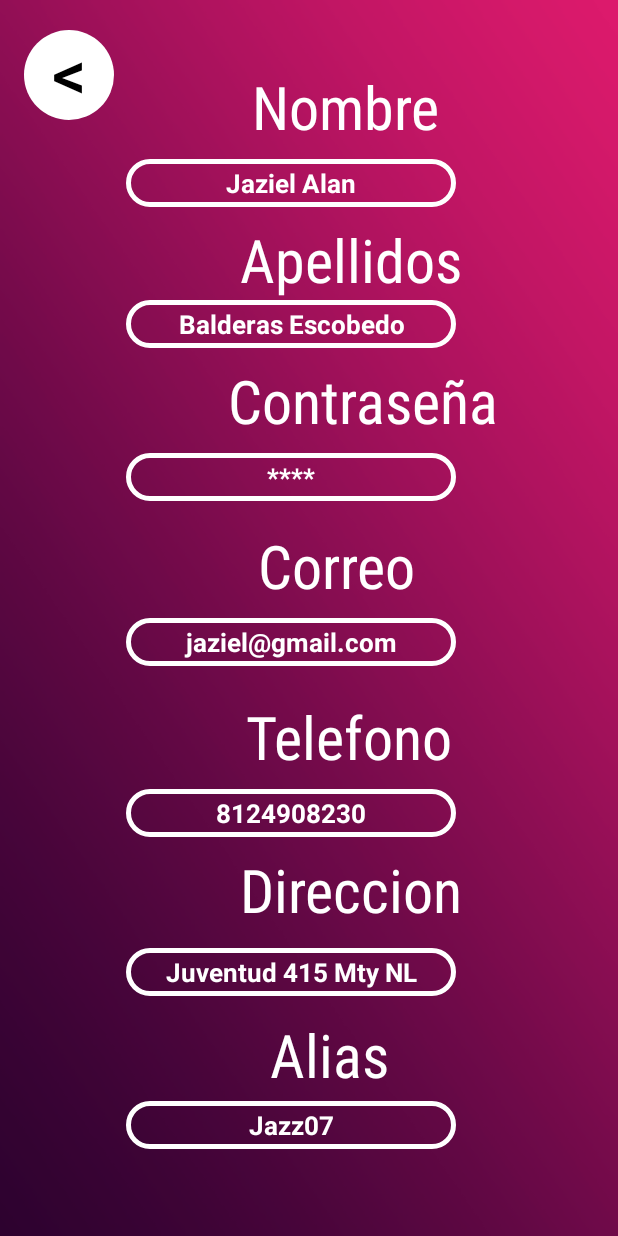
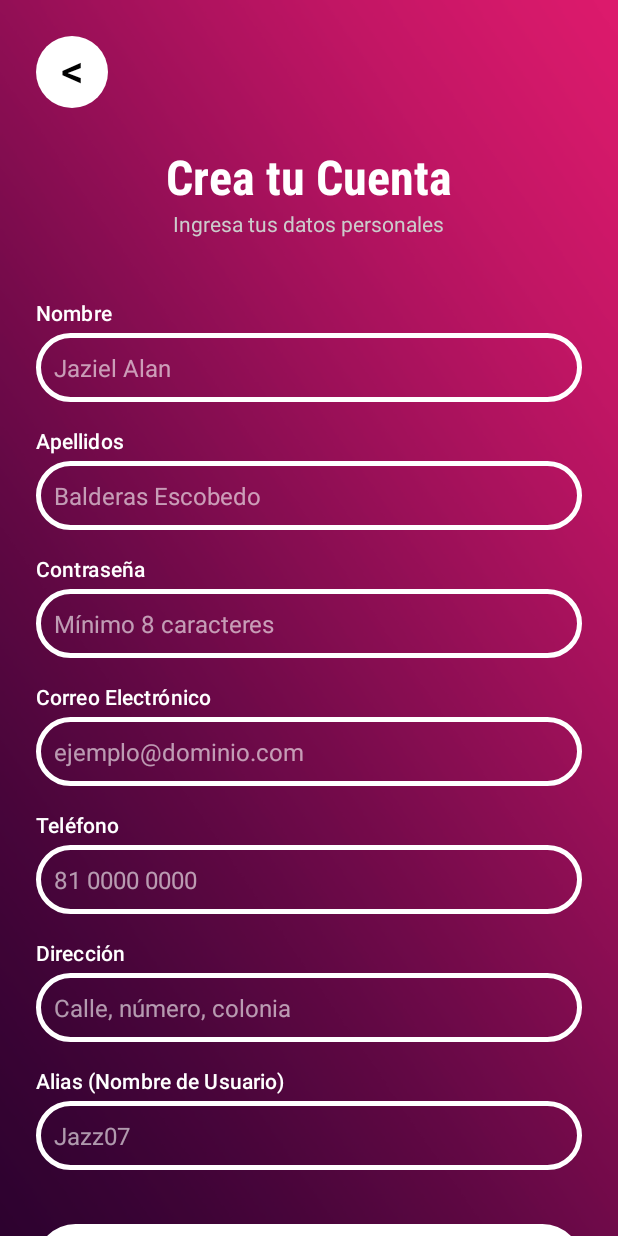
Before and after one commit to Jaziel-Balderas/PSM, an Android app: the RegisterActivity screen opened directly, with no data from a screen before it, on a phone screen of 412 x 824 dp. Run offline under Robolectric (Android 15) with nearby library versions, the phone set to English and light mode, and no system bars.

Commit message:
REGISTER Y LOGIN

```diff
--- a/app/src/main/java/com/example/psm/RegisterActivity.kt
+++ b/app/src/main/java/com/example/psm/RegisterActivity.kt
@@ -1,6 +1,8 @@
 package com.example.psm
 
+import android.content.Intent
 import android.os.Bundle
+import android.widget.Button
 import androidx.activity.enableEdgeToEdge
 import androidx.appcompat.app.AppCompatActivity
 import androidx.core.view.ViewCompat
@@ -16,5 +18,11 @@ class RegisterActivity : AppCompatActivity() {
             v.setPadding(systemBars.left, systemBars.top, systemBars.right, systemBars.bottom)
             insets
         }
+        val btnBack: Button = findViewById(R.id.back_buttonLoginReg)
+        btnBack.setOnClickListener {
+            val intent: Intent = Intent(this, MainActivity::class.java)
+            startActivity(intent)
+            overridePendingTransition(R.anim.fade_in, R.anim.fade_out);
+        }
     }
 }
--- a/app/src/main/res/layout/activity_register.xml
+++ b/app/src/main/res/layout/activity_register.xml
@@ -8,260 +8,223 @@
     android:background="@drawable/fondo"
     tools:context=".RegisterActivity">
 
-
-    <!-- Nombre -->
+    <ScrollView
+        android:layout_width="match_parent"
+        android:layout_height="match_parent"
+        app:layout_constraintTop_toTopOf="parent"
+        app:layout_constraintBottom_toBottomOf="parent"
+        app:layout_constraintStart_toStartOf="parent"
+        app:layout_constraintEnd_toEndOf="parent"
+        android:scrollbars="none"> <LinearLayout
+        android:layout_width="match_parent"
+        android:layout_height="wrap_content"
+        android:orientation="vertical"
+        android:paddingHorizontal="24dp"
+        android:paddingTop="16dp"
+        android:paddingBottom="40dp">
 
         <Button
-        android:id="@+id/back_buttonLogin"
-        android:layout_width="60dp"
-        android:layout_height="60dp"
-        android:layout_marginStart="16dp"
-        android:layout_marginTop="20dp"
+            android:id="@+id/back_buttonLoginReg"
+            android:layout_width="48dp"
+            android:layout_height="48dp"
+            android:layout_marginTop="8dp"
+            android:layout_gravity="start"
             android:background="@drawable/back_button"
             android:gravity="center"
             android:includeFontPadding="false"
             android:padding="0dp"
             android:text="@string/Flecha"
             android:textColor="@color/black"
-        android:textSize="45sp"
-        app:backgroundTint="@color/boton_background"
-        app:layout_constraintStart_toStartOf="parent"
-        app:layout_constraintTop_toTopOf="parent" />
+            android:textSize="30sp"
+            app:backgroundTint="@color/boton_background" />
+
+        <TextView
+            android:layout_width="wrap_content"
+            android:layout_height="wrap_content"
+            android:layout_marginTop="24dp"
+            android:layout_gravity="center_horizontal"
+            android:text="Crea tu Cuenta"
+            android:textColor="@color/white"
+            android:textSize="32sp"
+            android:textStyle="bold"
+            android:fontFamily="sans-serif-condensed" />
+
+        <TextView
+            android:layout_width="wrap_content"
+            android:layout_height="wrap_content"
+            android:layout_gravity="center_horizontal"
+            android:layout_marginBottom="24dp"
+            android:text="Ingresa tus datos personales"
+            android:textColor="#CCCCCC"
+            android:textSize="14sp" />
+
 
         <TextView
             android:id="@+id/textName"
+            style="@style/TextAppearance.MaterialComponents.Subtitle2"
             android:layout_width="wrap_content"
             android:layout_height="wrap_content"
-        android:layout_marginStart="168dp"
-        android:layout_marginTop="44dp"
-        android:fontFamily="sans-serif-condensed"
+            android:layout_marginTop="16dp"
             android:text="Nombre"
-        android:textColor="@color/white"
-        android:textSize="60px"
-        app:layout_constraintStart_toStartOf="parent"
-        app:layout_constraintTop_toTopOf="parent" />
-
-    <!-- Apellidos -->
+            android:textColor="@color/white" />
 
         <EditText
             android:id="@+id/NameBox"
-        android:layout_width="wrap_content"
+            android:layout_width="match_parent"
             android:layout_height="wrap_content"
-        android:layout_marginStart="84dp"
-        android:layout_marginTop="8dp"
+            android:layout_marginTop="4dp"
             android:background="@drawable/edittext_diseno"
-        android:gravity="center"
             android:hint="Jaziel Alan"
-        android:inputType="text"
-        android:padding="4dp"
-        android:textAlignment="center"
-        android:textColorHint="@color/white"
-        android:ems="11"
-        android:textSize="0.11in"
-        android:textStyle="bold"
-        app:layout_constraintStart_toStartOf="parent"
-        app:layout_constraintTop_toBottomOf="@id/textName" />
+            android:inputType="textPersonName|textCapWords"
+            android:padding="12dp"
+            android:textColorHint="#99FFFFFF"
+            android:textSize="16sp"
+            android:nextFocusDown="@id/LastNameBox" />
 
         <TextView
             android:id="@+id/textLastName"
+            style="@style/TextAppearance.MaterialComponents.Subtitle2"
             android:layout_width="wrap_content"
             android:layout_height="wrap_content"
-        android:layout_marginStart="160dp"
-        android:layout_marginTop="8dp"
-        android:fontFamily="sans-serif-condensed"
+            android:layout_marginTop="16dp"
             android:text="Apellidos"
-        android:textColor="@color/white"
-        android:textSize="60px"
-        app:layout_constraintStart_toStartOf="parent"
-        app:layout_constraintTop_toBottomOf="@id/NameBox" />
-
-    <!-- Contraseña -->
+            android:textColor="@color/white" />
 
         <EditText
             android:id="@+id/LastNameBox"
-        android:layout_width="wrap_content"
+            android:layout_width="match_parent"
             android:layout_height="wrap_content"
-        android:layout_marginStart="84dp"
+            android:layout_marginTop="4dp"
             android:background="@drawable/edittext_diseno"
-        android:gravity="center"
             android:hint="Balderas Escobedo"
-        android:inputType="text"
-        android:padding="4dp"
-        android:textAlignment="center"
-        android:textColorHint="@color/white"
-        android:ems="11"
-        android:textSize="0.11in"
-        android:textStyle="bold"
-        app:layout_constraintStart_toStartOf="parent"
-        app:layout_constraintTop_toBottomOf="@id/textLastName" />
+            android:inputType="textPersonName|textCapWords"
+            android:padding="12dp"
+            android:textColorHint="#99FFFFFF"
+            android:textSize="16sp"
+            android:nextFocusDown="@id/PasswordBox" />
 
         <TextView
             android:id="@+id/textPassword"
+            style="@style/TextAppearance.MaterialComponents.Subtitle2"
             android:layout_width="wrap_content"
             android:layout_height="wrap_content"
-        android:layout_marginStart="152dp"
-        android:layout_marginTop="8dp"
-        android:fontFamily="sans-serif-condensed"
+            android:layout_marginTop="16dp"
             android:text="Contraseña"
-        android:textColor="@color/white"
-        android:textSize="60px"
-        app:layout_constraintStart_toStartOf="parent"
-        app:layout_constraintTop_toBottomOf="@id/LastNameBox" />
-
-    <!-- Correo -->
+            android:textColor="@color/white" />
 
         <EditText
             android:id="@+id/PasswordBox"
-        android:layout_width="wrap_content"
+            android:layout_width="match_parent"
             android:layout_height="wrap_content"
-        android:layout_marginStart="84dp"
-        android:layout_marginTop="8dp"
+            android:layout_marginTop="4dp"
             android:background="@drawable/edittext_diseno"
-        android:gravity="center"
-        android:hint="****"
-        android:inputType="text"
-        android:padding="4dp"
-        android:textAlignment="center"
-        android:textColorHint="@color/white"
-        android:ems="11"
-        android:textSize="0.11in"
-        android:textStyle="bold"
-        app:layout_constraintStart_toStartOf="parent"
-        app:layout_constraintTop_toBottomOf="@id/textPassword" />
+            android:hint="Mínimo 8 caracteres"
+            android:inputType="textPassword"
+            android:padding="12dp"
+            android:textColorHint="#99FFFFFF"
+            android:textSize="16sp"
+            android:nextFocusDown="@id/MailBox" />
 
         <TextView
             android:id="@+id/textMail"
+            style="@style/TextAppearance.MaterialComponents.Subtitle2"
             android:layout_width="wrap_content"
             android:layout_height="wrap_content"
-        android:layout_marginStart="172dp"
             android:layout_marginTop="16dp"
-        android:fontFamily="sans-serif-condensed"
-        android:text="Correo"
-        android:textColor="@color/white"
-        android:textSize="60px"
-        app:layout_constraintStart_toStartOf="parent"
-        app:layout_constraintTop_toBottomOf="@id/PasswordBox" />
-
-    <!-- TELEFONO-->
+            android:text="Correo Electrónico"
+            android:textColor="@color/white" />
 
         <EditText
             android:id="@+id/MailBox"
-        android:layout_width="wrap_content"
+            android:layout_width="match_parent"
             android:layout_height="wrap_content"
-        android:layout_marginStart="84dp"
-        android:layout_marginTop="8dp"
+            android:layout_marginTop="4dp"
             android:background="@drawable/edittext_diseno"
-        android:gravity="center"
-        android:hint="jaziel@gmail.com"
-        android:inputType="text"
-        android:padding="4dp"
-        android:textAlignment="center"
-        android:textColorHint="@color/white"
-        android:ems="11"
-        android:textSize="0.11in"
-        android:textStyle="bold"
-        app:layout_constraintStart_toStartOf="parent"
-        app:layout_constraintTop_toBottomOf="@id/textMail" />
+            android:hint="ejemplo@dominio.com"
+            android:inputType="textEmailAddress"
+            android:padding="12dp"
+            android:textColorHint="#99FFFFFF"
+            android:textSize="16sp"
+            android:nextFocusDown="@id/PhoneBox" />
 
         <TextView
             android:id="@+id/textPhone"
+            style="@style/TextAppearance.MaterialComponents.Subtitle2"
             android:layout_width="wrap_content"
             android:layout_height="wrap_content"
-        android:layout_marginStart="164dp"
-        android:layout_marginTop="20dp"
-        android:fontFamily="sans-serif-condensed"
-        android:text="Telefono"
-        android:textColor="@color/white"
-        android:textSize="60px"
-        app:layout_constraintStart_toStartOf="parent"
-        app:layout_constraintTop_toBottomOf="@id/MailBox" />
-
-    <!-- DIRECCION -->
+            android:layout_marginTop="16dp"
+            android:text="Teléfono"
+            android:textColor="@color/white" />
 
         <EditText
             android:id="@+id/PhoneBox"
-        android:layout_width="wrap_content"
+            android:layout_width="match_parent"
             android:layout_height="wrap_content"
-        android:layout_marginStart="84dp"
-        android:layout_marginTop="8dp"
+            android:layout_marginTop="4dp"
             android:background="@drawable/edittext_diseno"
-        android:gravity="center"
-        android:hint="8124908230"
-        android:inputType="text"
-        android:padding="4dp"
-        android:textAlignment="center"
-        android:textColorHint="@color/white"
-        android:ems="11"
-        android:textSize="0.11in"
-        android:textStyle="bold"
-        app:layout_constraintStart_toStartOf="parent"
-        app:layout_constraintTop_toBottomOf="@id/textPhone" />
+            android:hint="81 0000 0000"
+            android:inputType="phone"
+            android:padding="12dp"
+            android:textColorHint="#99FFFFFF"
+            android:textSize="16sp"
+            android:nextFocusDown="@id/AddressBox" />
 
         <TextView
             android:id="@+id/textDireccion"
+            style="@style/TextAppearance.MaterialComponents.Subtitle2"
             android:layout_width="wrap_content"
             android:layout_height="wrap_content"
-        android:layout_marginStart="160dp"
-        android:layout_marginTop="8dp"
-        android:fontFamily="sans-serif-condensed"
-        android:text="Direccion"
-        android:textColor="@color/white"
-        android:textSize="60px"
-        app:layout_constraintStart_toStartOf="parent"
-        app:layout_constraintTop_toBottomOf="@id/PhoneBox" />
-
-    <!-- ALIAS -->
+            android:layout_marginTop="16dp"
+            android:text="Dirección"
+            android:textColor="@color/white" />
 
         <EditText
             android:id="@+id/AddressBox"
-        android:layout_width="wrap_content"
+            android:layout_width="match_parent"
             android:layout_height="wrap_content"
-        android:layout_marginStart="84dp"
-        android:layout_marginTop="12dp"
+            android:layout_marginTop="4dp"
             android:background="@drawable/edittext_diseno"
-        android:gravity="center"
-        android:hint="Juventud 415 Mty NL"
-        android:inputType="text"
-        android:padding="4dp"
-        android:textAlignment="center"
-        android:textColorHint="@color/white"
-        android:ems="11"
-        android:textSize="0.11in"
-        android:textStyle="bold"
-        app:layout_constraintStart_toStartOf="parent"
-        app:layout_constraintTop_toBottomOf="@id/textDireccion" />
+            android:hint="Calle, número, colonia"
+            android:inputType="textPostalAddress"
+            android:padding="12dp"
+            android:textColorHint="#99FFFFFF"
+            android:textSize="16sp"
+            android:nextFocusDown="@id/NickNameBox" />
 
         <TextView
             android:id="@+id/textNickName"
+            style="@style/TextAppearance.MaterialComponents.Subtitle2"
             android:layout_width="wrap_content"
             android:layout_height="wrap_content"
-        android:layout_marginStart="180dp"
-        android:layout_marginTop="12dp"
-        android:fontFamily="sans-serif-condensed"
-        android:text="Alias"
-        android:textColor="@color/white"
-        android:textSize="60px"
-        app:layout_constraintStart_toStartOf="parent"
-        app:layout_constraintTop_toBottomOf="@id/AddressBox" />
+            android:layout_marginTop="16dp"
+            android:text="Alias (Nombre de Usuario)"
+            android:textColor="@color/white" />
 
         <EditText
             android:id="@+id/NickNameBox"
-        android:layout_width="wrap_content"
+            android:layout_width="match_parent"
             android:layout_height="wrap_content"
-        android:layout_marginStart="84dp"
             android:layout_marginTop="4dp"
             android:background="@drawable/edittext_diseno"
-        android:gravity="center"
             android:hint="Jazz07"
             android:inputType="text"
-        android:padding="4dp"
-        android:textAlignment="center"
-        android:textColorHint="@color/white"
-        android:ems="11"
-        android:textSize="0.11in"
+            android:padding="12dp"
+            android:textColorHint="#99FFFFFF"
+            android:textSize="16sp"
+            android:imeOptions="actionDone" />
+
+        <Button
+            android:id="@+id/register_button"
+            android:layout_width="match_parent"
+            android:layout_height="wrap_content"
+            android:layout_marginTop="32dp"
+            android:paddingVertical="14dp"
+            android:text="REGISTRARME"
+            android:textSize="18sp"
             android:textStyle="bold"
-        app:layout_constraintStart_toStartOf="parent"
-        app:layout_constraintTop_toBottomOf="@id/textNickName" />
+            app:backgroundTint="@color/boton_background"
+            android:textColor="@color/black" />
 
-
+    </LinearLayout>
+    </ScrollView>
 </androidx.constraintlayout.widget.ConstraintLayout>
--- a/app/src/main/res/layout/login.xml
+++ b/app/src/main/res/layout/login.xml
@@ -106,19 +106,20 @@
 
     <Button
         android:id="@+id/back_buttonLogin"
-        android:layout_width="60dp"
-        android:layout_height="60dp"
+        android:layout_width="48dp"
+        android:layout_height="48dp"
+        android:layout_marginTop="8dp"
         android:background="@drawable/back_button"
         app:backgroundTint="@color/boton_background"
         android:text="@string/Flecha"
-        android:textSize="45sp"
+        android:textSize="30sp"
         android:textColor="@color/black"
         android:gravity="center"
         android:padding="0dp"
         android:includeFontPadding="false"
         app:layout_constraintTop_toTopOf="parent"
         app:layout_constraintStart_toStartOf="parent"
-        android:layout_marginTop="16dp"
+
         android:layout_marginStart="16dp" />
 
 </androidx.constraintlayout.widget.ConstraintLayout>
```
Lines whose indentation alone changed are shown as unchanged.
